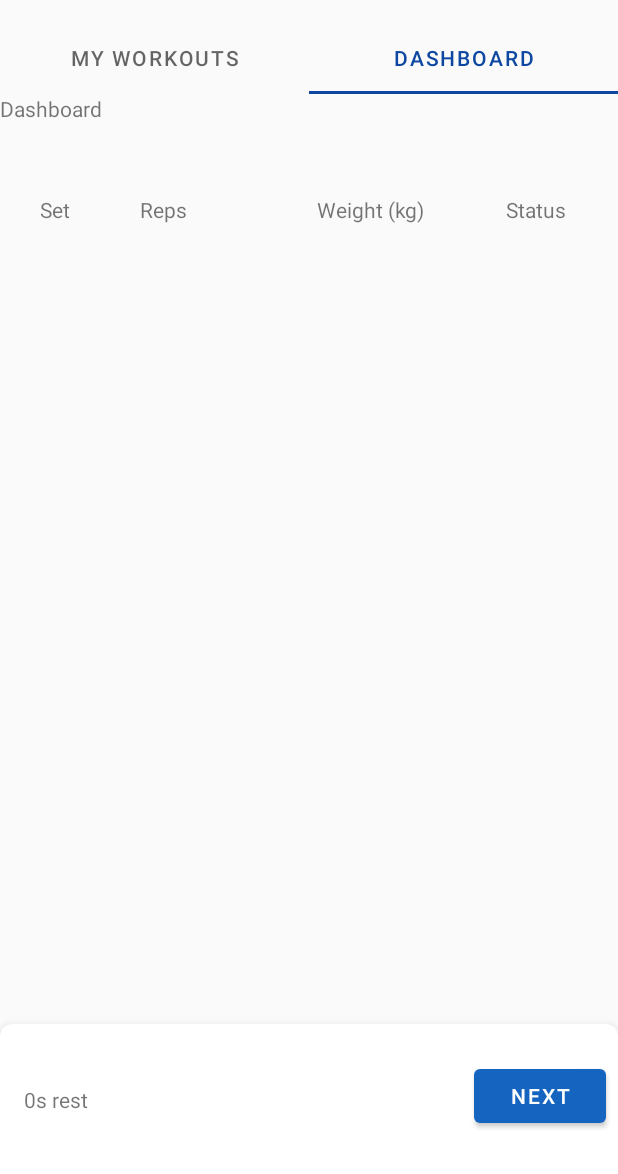
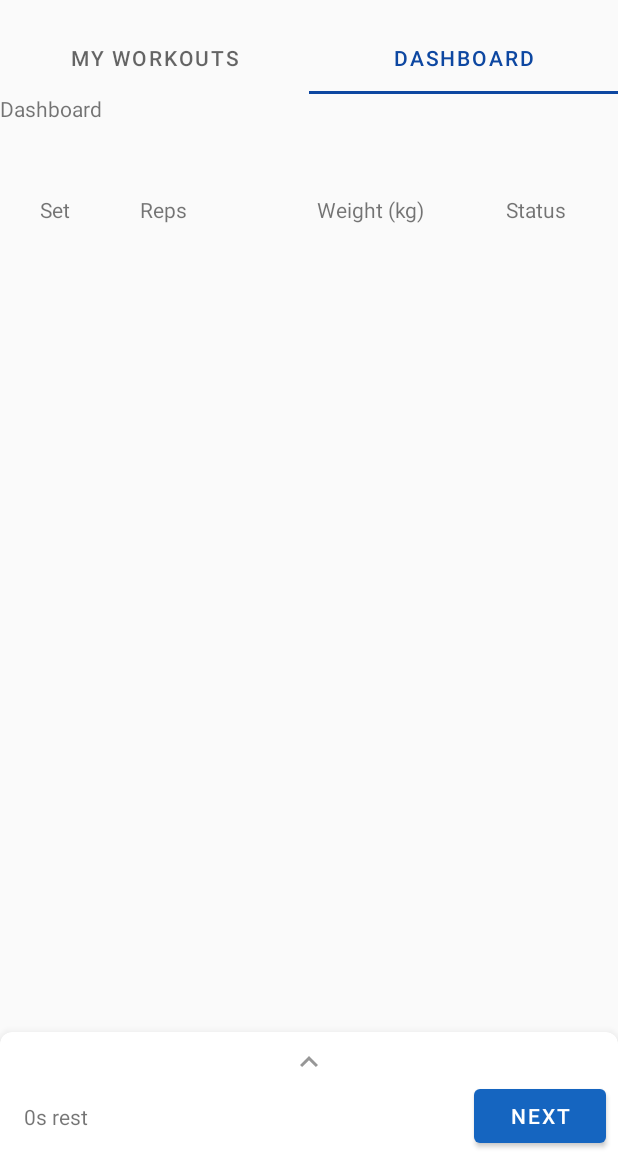
Before and after one commit to michalorestes/fitness-fatality-native, an Android app: the fragment TrackingFragment placed in its activity, tab 2 chosen, on a phone screen of 412 x 824 dp, the part 62-1236 px from its top. Run offline under Robolectric (Android 15) with nearby library versions, the phone set to English and light mode, and no system bars; our stand-ins replace Room's generated code, data binding, navigation-ui; 2 statements that could not run were skipped.

Commit message:
Workout Tracking: Bottom Sheet dashboard UI improvements

```diff
--- /dev/null
+++ b/app/src/main/res/drawable/ic_keyboard_arrow_up_black_24dp.xml
@@ -0,0 +1,5 @@
+<vector android:alpha="0.7" android:height="24dp" android:tint="#6A6A6A"
+    android:viewportHeight="24.0" android:viewportWidth="24.0"
+    android:width="24dp" xmlns:android="http://schemas.android.com/apk/res/android">
+    <path android:fillColor="#FF000000" android:pathData="M7.41,15.41L12,10.83l4.59,4.58L18,14l-6,-6 -6,6z"/>
+</vector>
--- a/app/src/main/res/layout/fragment_workout_logging.xml
+++ b/app/src/main/res/layout/fragment_workout_logging.xml
@@ -102,20 +102,33 @@
         </androidx.constraintlayout.widget.ConstraintLayout>
 
         <com.google.android.material.card.MaterialCardView
-                app:cardElevation="10dp"
                 android:layout_width="match_parent"
                 android:layout_height="match_parent"
+                android:layout_marginTop="5dp"
+                android:orientation="vertical"
                 app:background="@drawable/shadow"
-                android:orientation="vertical"
                 app:behavior_peekHeight="100dp"
                 app:cardCornerRadius="8dp"
+                app:cardElevation="10dp"
                 app:layout_behavior="com.google.android.material.bottomsheet.BottomSheetBehavior">
+
             <LinearLayout
                     android:layout_width="match_parent"
                     android:layout_height="100dp">
+
                 <androidx.constraintlayout.widget.ConstraintLayout
                         android:layout_width="match_parent"
                         android:layout_height="match_parent">
+
+                    <ImageView
+                            android:id="@+id/imageView2"
+                            android:layout_width="wrap_content"
+                            android:layout_height="wrap_content"
+                            android:layout_marginTop="8dp"
+                            app:layout_constraintEnd_toEndOf="parent"
+                            app:layout_constraintStart_toStartOf="parent"
+                            app:layout_constraintTop_toTopOf="parent"
+                            app:srcCompat="@drawable/ic_keyboard_arrow_up_black_24dp" />
 
                     <TextView
                             android:id="@+id/txt_rest_timer"
@@ -123,9 +136,9 @@
                             android:layout_height="wrap_content"
                             android:layout_marginStart="16dp"
                             android:text="@{trackingViewModel.currentRestTime.toString()}"
-                            app:layout_constraintBottom_toBottomOf="parent"
+                            app:layout_constraintBottom_toBottomOf="@+id/btn_next"
                             app:layout_constraintStart_toStartOf="parent"
-                            app:layout_constraintTop_toTopOf="parent" />
+                            app:layout_constraintTop_toTopOf="@+id/btn_next" />
 
                     <TextView
                             android:id="@+id/textView5"
@@ -138,15 +151,14 @@
 
                     <Button
                             android:id="@+id/btn_next"
+                            android:layout_width="wrap_content"
+                            android:layout_height="wrap_content"
+                            android:layout_marginEnd="8dp"
                             android:enabled="@{trackingViewModel.controlsEnabled}"
                             android:onClick="@{(v) -> trackingViewModel.onNextClick(v)}"
                             android:text="Next"
-                            android:layout_width="wrap_content"
-                            android:layout_height="wrap_content"
-                            android:layout_marginTop="24dp"
-                            android:layout_marginEnd="8dp"
                             app:layout_constraintEnd_toEndOf="parent"
-                            app:layout_constraintTop_toTopOf="parent" />
+                            app:layout_constraintTop_toBottomOf="@+id/imageView2" />
                 </androidx.constraintlayout.widget.ConstraintLayout>
             </LinearLayout>
 
```
